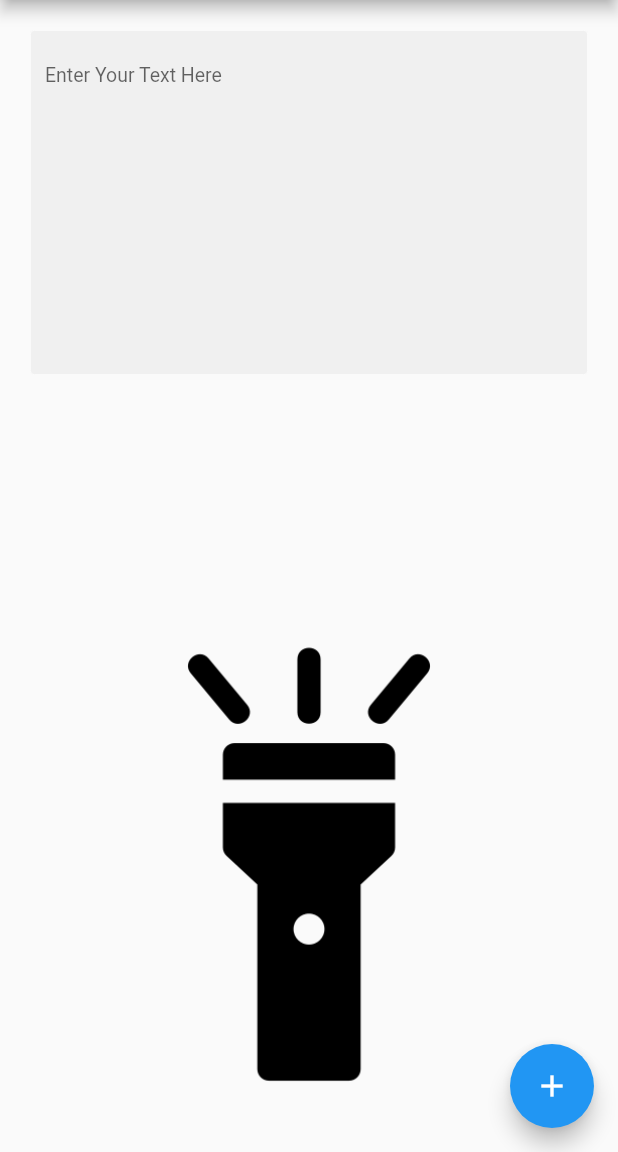
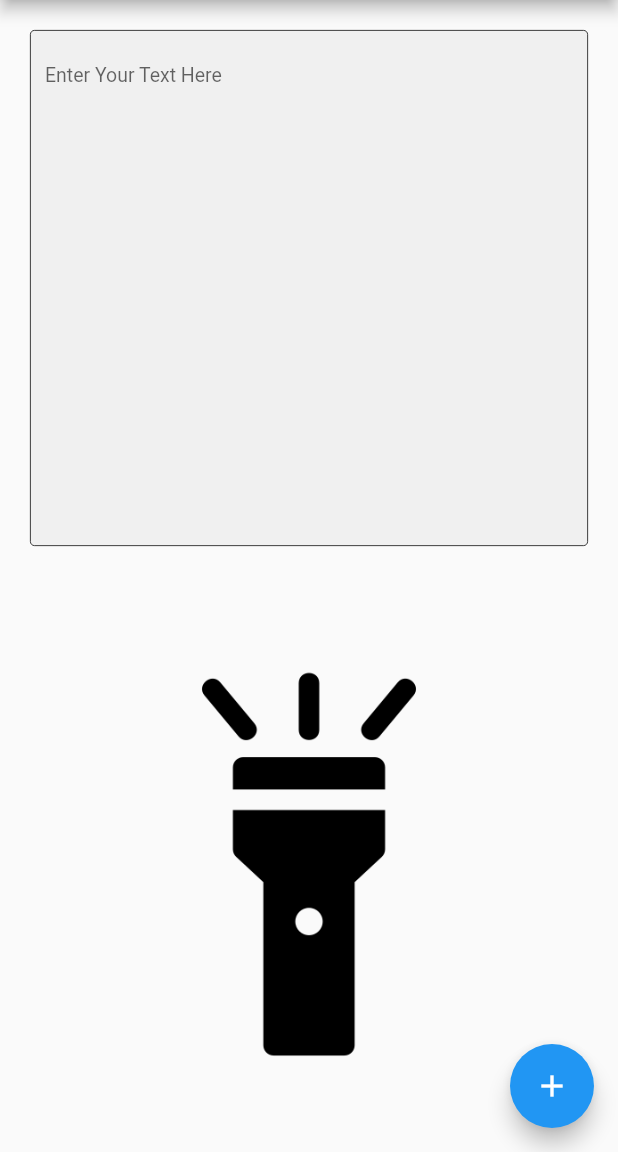
Before and after one commit to Akchy/Morse-Code-Flashlight, a Flutter app: the screen it shows after launch, on a phone screen of 412 x 824 dp, the part 84-1236 px from its top. Run offline on Flutter 3.47's test engine with Material 2 defaults, Android fonts, the light colour scheme and no system bars; our stand-ins replace shared_preferences.

Commit message:
Added Decode Layout

```diff
--- a/lib/main.dart
+++ b/lib/main.dart
@@ -1,4 +1,5 @@
 import 'package:flutter/material.dart';
+import 'package:morse_code_flashlight/view/decode_view.dart/decode_view.dart';
 import 'package:morse_code_flashlight/view/home_view.dart/home_view.dart';
 import 'package:shared_preferences/shared_preferences.dart';
 
@@ -56,6 +57,7 @@
       initialRoute: HomeView.route,
       routes: {
         HomeView.route: (context) => const HomeView(),
+        DecodeView.route: (context) => const DecodeView(),
       },
     );
   }
--- a/lib/view/home_view.dart/home_view.dart
+++ b/lib/view/home_view.dart/home_view.dart
@@ -34,15 +34,15 @@ class _HomeViewState extends State<HomeView> {
       appBar: appBar(),
       body: Column(
         children: <Widget>[
-          _inputText(),
-          _flashLight(),
+          Expanded(flex: 1, child: _inputText()),
+          Expanded(flex: 1, child: _flashLight()),
         ],
       ),
       floatingActionButton: FloatingActionButton(
         //backgroundColor: Colors.black,
         onPressed: () {},
         tooltip: 'SOS',
-        child: const Icon(Icons.add, color: Colors.white),
+        child: const Icon(Icons.add),
       ),
     );
   }
@@ -78,13 +78,11 @@ class _HomeViewState extends State<HomeView> {
   }
 
   Widget _inputText() {
-    return SizedBox(
-      height: (MediaQuery.of(context).size.height - appbarHeight) / 2,
-      child: Padding(
+    return Padding(
       padding: const EdgeInsets.all(20.0),
       child: TextField(
         keyboardType: TextInputType.multiline,
-          minLines: 10,
+        minLines: 20,
         maxLines: null,
         decoration: InputDecoration(
           filled: true,
@@ -98,9 +96,8 @@ class _HomeViewState extends State<HomeView> {
             borderRadius: BorderRadius.circular(3),
           ),
           enabledBorder: OutlineInputBorder(
-              borderSide: const BorderSide(color: Colors.white, width: 0.5),
+            borderSide: const BorderSide(width: 0.5),
             borderRadius: BorderRadius.circular(3),
-            ),
           ),
         ),
       ),
@@ -109,8 +106,10 @@ class _HomeViewState extends State<HomeView> {
 
   Widget _flashLight() {
     return Container(
-      height: (MediaQuery.of(context).size.height - appbarHeight) / 2,
-      padding: const EdgeInsets.symmetric(vertical: 20),
+      decoration: const BoxDecoration(
+        shape: BoxShape.circle,
+      ),
+      padding: const EdgeInsets.all(40),
       child: MouseRegion(
         cursor: SystemMouseCursors.click,
         child: GestureDetector(
```
Also changed, not shown: lib/view/decode_view.dart/decode_view.dart (added, +199 -0 lines). Lines whose indentation alone changed are shown as unchanged.
